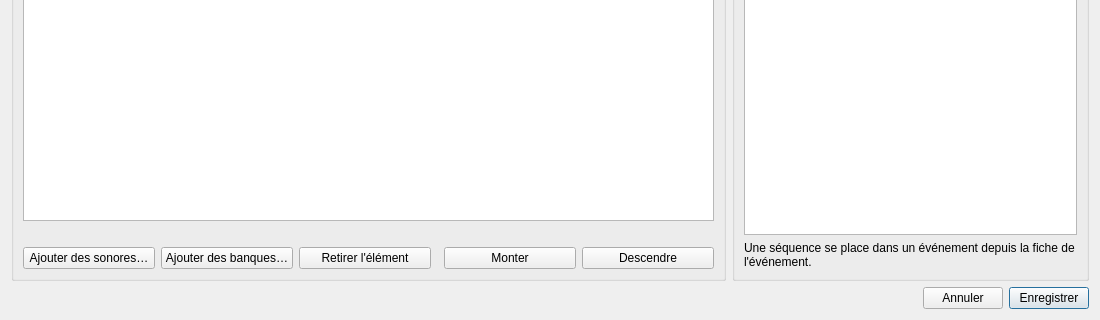
Before: the Qt Designer form src/machincast/interface/ui/fiche_sequence.ui in dascritch/machincast, drawn with Qt 5; both pictures show x 0 to 1100 and y 380 to 700 of the 1100 by 700 pixel window.
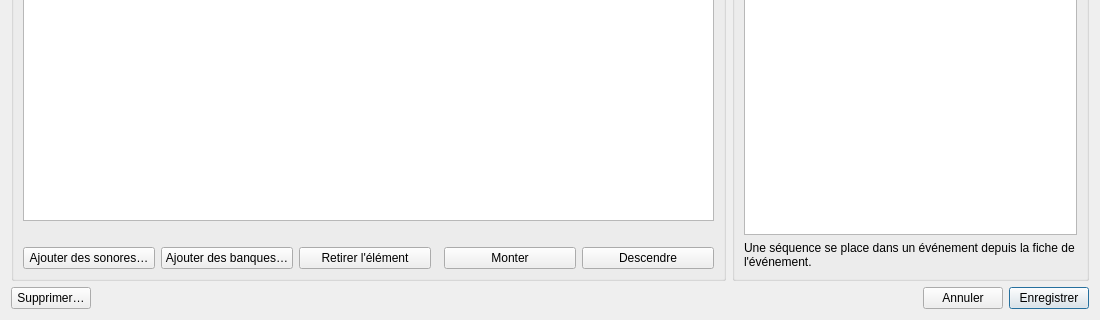
After: the same form once the commit is applied.

What changed in the file:
```diff
--- a/src/machincast/interface/ui/fiche_sequence.ui
+++ b/src/machincast/interface/ui/fiche_sequence.ui
@@ -192,7 +192,17 @@
     </layout>
    </item>
    <item>
-    <layout class="QHBoxLayout" name="pied" stretch="1,0,0">
+    <layout class="QHBoxLayout" name="pied" stretch="0,1,0,0">
+     <item>
+      <widget class="QPushButton" name="supprimer">
+       <property name="text">
+        <string>Supprimer…</string>
+       </property>
+       <property name="toolTip">
+        <string>Supprime l'élément de la base, après confirmation ; aucun fichier n'est touché.</string>
+       </property>
+      </widget>
+     </item>
      <item>
       <widget class="QLabel" name="message">
        <property name="wordWrap">
```
